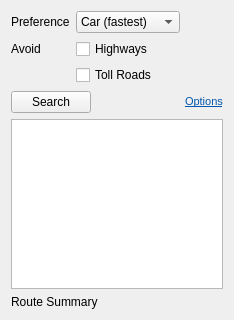
The window that src/lib/routing/RoutingWidget.ui (KDE/marble) describes before a commit, drawn with Qt 5.
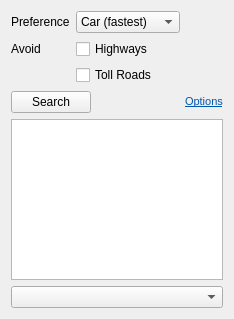
The same window after the commit.

Patch:
```diff
--- a/src/lib/routing/RoutingWidget.ui
+++ b/src/lib/routing/RoutingWidget.ui
@@ -7,7 +7,7 @@
     <x>0</x>
     <y>0</y>
     <width>234</width>
-    <height>320</height>
+    <height>319</height>
    </rect>
   </property>
   <layout class="QVBoxLayout" name="routingLayout">
@@ -137,12 +137,9 @@
     </widget>
    </item>
    <item>
-    <widget class="QLabel" name="descriptionLabel">
-     <property name="text">
-      <string>Route Summary</string>
-     </property>
-     <property name="wordWrap">
-      <bool>true</bool>
+    <widget class="QComboBox" name="routeComboBox">
+     <property name="toolTip">
+      <string>Choose alternative routes</string>
      </property>
     </widget>
    </item>
```
